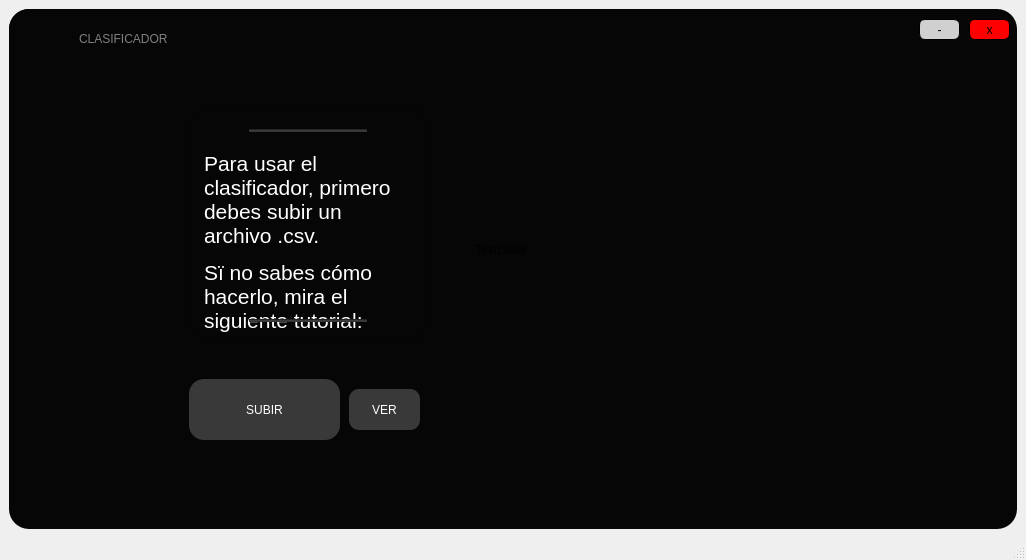
Old version of the form Ventana1.ui in the repository ThomyALUN/proyecto1-estructuras.
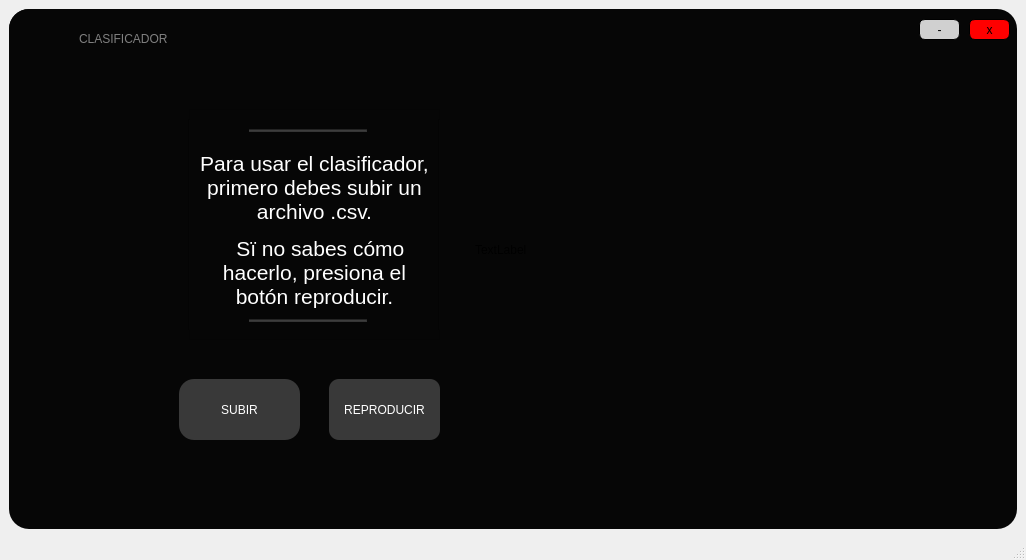
New version of the form. Icons and pictures are not drawn.

What changed in the file:
```diff
--- a/Ventana1.ui
+++ b/Ventana1.ui
@@ -141,9 +141,9 @@
       <widget class="QPushButton" name="BSubir">
        <property name="geometry">
         <rect>
-         <x>180</x>
+         <x>170</x>
          <y>370</y>
-         <width>151</width>
+         <width>121</width>
          <height>61</height>
         </rect>
        </property>
@@ -167,9 +167,9 @@
       <widget class="QTextBrowser" name="textBrowser">
        <property name="geometry">
         <rect>
-         <x>190</x>
+         <x>180</x>
          <y>100</y>
-         <width>221</width>
+         <width>251</width>
          <height>231</height>
         </rect>
        </property>
@@ -183,15 +183,15 @@
 &lt;html&gt;&lt;head&gt;&lt;meta name=&quot;qrichtext&quot; content=&quot;1&quot; /&gt;&lt;style type=&quot;text/css&quot;&gt;
 p, li { white-space: pre-wrap; }
 &lt;/style&gt;&lt;/head&gt;&lt;body style=&quot; font-family:'Franklin Gothic Demi Cond'; font-size:16pt; font-weight:400; font-style:normal;&quot;&gt;
-&lt;p style=&quot;-qt-paragraph-type:empty; margin-top:12px; margin-bottom:12px; margin-left:0px; margin-right:0px; -qt-block-indent:0; text-indent:0px;&quot;&gt;&lt;br /&gt;&lt;/p&gt;
-&lt;p style=&quot; margin-top:12px; margin-bottom:12px; margin-left:0px; margin-right:0px; -qt-block-indent:0; text-indent:0px;&quot;&gt;Para usar el clasificador, primero debes subir un archivo .csv.&lt;/p&gt;
-&lt;p style=&quot; margin-top:12px; margin-bottom:12px; margin-left:0px; margin-right:0px; -qt-block-indent:0; text-indent:0px;&quot;&gt;Sï no sabes cómo hacerlo, mira el siguiente tutorial: &lt;/p&gt;&lt;/body&gt;&lt;/html&gt;</string>
+&lt;p align=&quot;justify&quot; style=&quot;-qt-paragraph-type:empty; margin-top:12px; margin-bottom:12px; margin-left:0px; margin-right:0px; -qt-block-indent:0; text-indent:0px;&quot;&gt;&lt;br /&gt;&lt;/p&gt;
+&lt;p align=&quot;center&quot; style=&quot; margin-top:12px; margin-bottom:12px; margin-left:0px; margin-right:0px; -qt-block-indent:0; text-indent:0px;&quot;&gt;Para usar el clasificador, primero debes subir un archivo .csv.&lt;/p&gt;
+&lt;p align=&quot;center&quot; style=&quot; margin-top:12px; margin-bottom:12px; margin-left:0px; margin-right:0px; -qt-block-indent:0; text-indent:0px;&quot;&gt;  Sï no sabes cómo hacerlo, presiona el botón reproducir.&lt;/p&gt;&lt;/body&gt;&lt;/html&gt;</string>
        </property>
       </widget>
       <widget class="Line" name="line">
        <property name="geometry">
         <rect>
-         <x>173</x>
+         <x>170</x>
          <y>110</y>
          <width>20</width>
          <height>211</height>
@@ -207,7 +207,7 @@
       <widget class="Line" name="line_2">
        <property name="geometry">
         <rect>
-         <x>410</x>
+         <x>420</x>
          <y>110</y>
          <width>20</width>
          <height>211</height>
@@ -278,20 +278,20 @@
         <string notr="true"/>
        </property>
       </widget>
-      <widget class="QPushButton" name="BVer">
+      <widget class="QPushButton" name="BReproducir">
        <property name="geometry">
         <rect>
-         <x>340</x>
-         <y>380</y>
-         <width>71</width>
-         <height>41</height>
+         <x>320</x>
+         <y>370</y>
+         <width>111</width>
+         <height>61</height>
         </rect>
        </property>
        <property name="cursor">
         <cursorShape>PointingHandCursor</cursorShape>
        </property>
        <property name="styleSheet">
-        <string notr="true">QPushButton#BVer{
+        <string notr="true">QPushButton#BReproducir{
 background-color: rgb(52, 107, 98);
 background-color: rgb(57, 57, 57);
 font: 87 10pt &quot;Arial Black&quot;;
@@ -301,7 +301,7 @@
 }</string>
        </property>
        <property name="text">
-        <string>VER</string>
+        <string>REPRODUCIR</string>
        </property>
       </widget>
      </widget>
```
